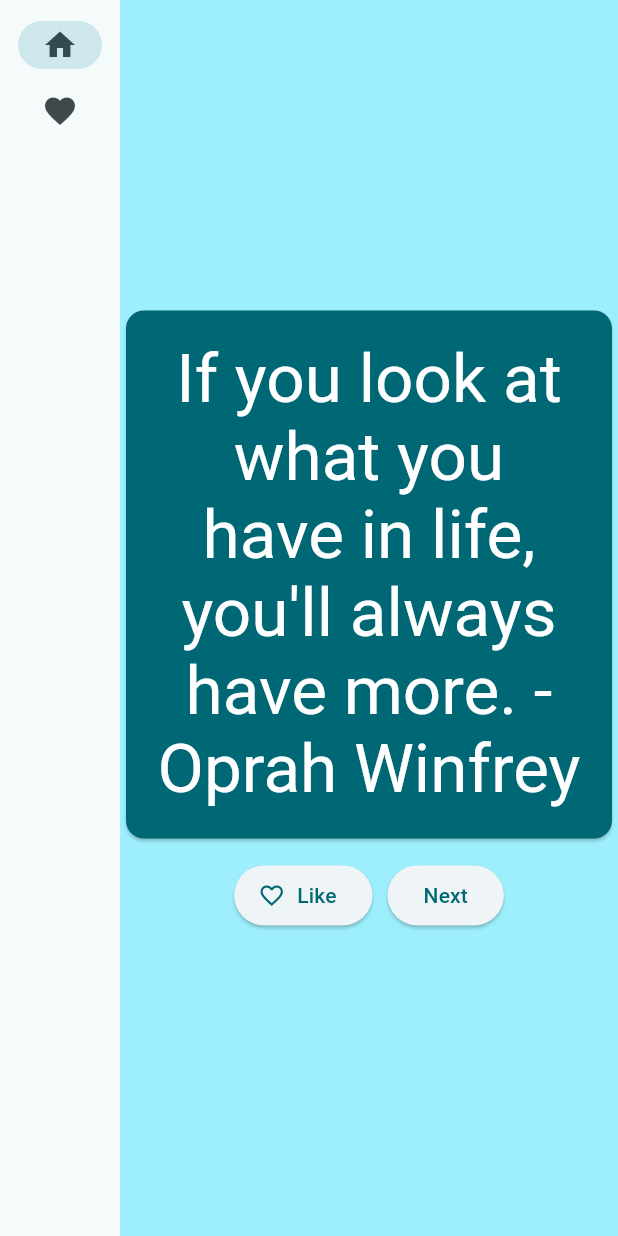
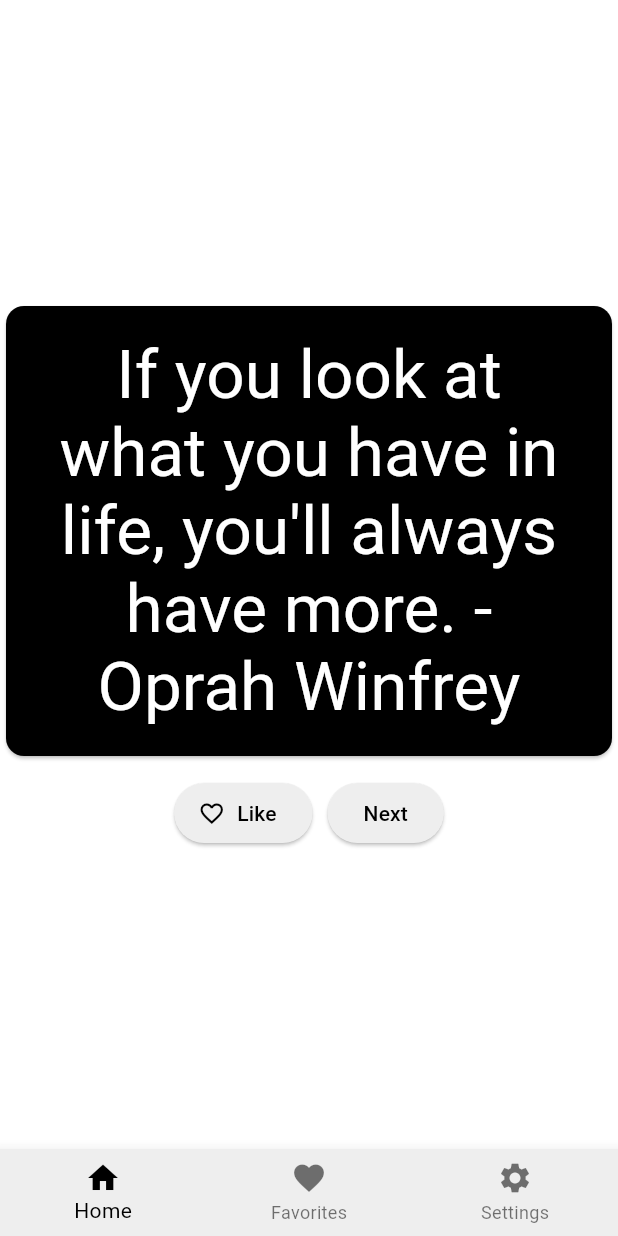
Before and after one commit to MrPhilip7/quotes-flutter, a Flutter app: the screen it shows after launch, on a phone screen of 412 x 824 dp. Run offline on Flutter 3.47's test engine with Material 3 defaults, Android fonts, the phone set to English and light mode, and no system bars.

Commit message:
colors update

```diff
--- a/quotes/lib/main.dart
+++ b/quotes/lib/main.dart
@@ -12,19 +12,52 @@ class MyApp extends StatelessWidget {
   Widget build(BuildContext context) {
     return ChangeNotifierProvider(
       create: (context) => MyAppState(),
-      child: MaterialApp(
-        title: 'Quotes',
-        theme: ThemeData(
-          useMaterial3: true,
-          colorScheme: ColorScheme.fromSeed(seedColor: Colors.white),
-        ),
-        home: MyHomePage(),
+      child: Consumer<MyAppState>(
+        builder: (context, appState, child) {
+          return MaterialApp(
+            title: 'Quotes',
+            theme: ThemeData(
+              brightness: appState.isDarkMode ? Brightness.dark : Brightness.light,
+              primaryColor: appState.isDarkMode ? Colors.black : Colors.white,
+              scaffoldBackgroundColor: appState.isDarkMode ? Colors.black : Colors.white,
+              colorScheme: appState.isDarkMode
+                  ? ColorScheme.dark(
+                      primary: Colors.white,
+                      onPrimary: Colors.black,
+                      secondary: Colors.grey,
+                      onSecondary: Colors.black,
+                      background: Colors.black,
+                      onBackground: Colors.white,
+                      surface: Colors.grey[800]!,
+                      onSurface: Colors.white,
+                    )
+                  : ColorScheme.light(
+                      primary: Colors.black,
+                      onPrimary: Colors.white,
+                      secondary: Colors.grey,
+                      onSecondary: Colors.white,
+                      background: Colors.white,
+                      onBackground: Colors.black,
+                      surface: Colors.grey[200]!,
+                      onSurface: Colors.black,
+                    ),
+            ),
+            home: MyHomePage(),
+          );
+        },
       ),
     );
   }
 }
 
 class MyAppState extends ChangeNotifier {
+  bool isDarkMode = false;
+
+  void toggleTheme() {
+    isDarkMode = !isDarkMode;
+    notifyListeners();
+  }
+
   List<String> quotes = [
     "The greatest glory in living lies not in never falling, but in rising every time we fall. - Nelson Mandela",
     "The way to get started is to quit talking and begin doing. - Walt Disney",
@@ -76,38 +109,44 @@ class _MyHomePageState extends State<MyHomePage> {
       case 1:
         page = LikedPage();
         break;
+      case 2:
+        page = SettingsPage();
+        break;
       default:
         throw UnimplementedError('no widget for $selectedIndex');
     }
 
     return Scaffold(
-      body: Row(
+      body: Column(
         children: [
+          Expanded(
+            child: Container(
+              color: Theme.of(context).colorScheme.background,
+              child: page,
+            ),
+          ),
           SafeArea(
-            child: NavigationRail(
-              extended: false,
-              destinations: [
-                NavigationRailDestination(
+            child: BottomNavigationBar(
+              items: [
+                BottomNavigationBarItem(
                   icon: Icon(Icons.home),
-                  label: Text('Home'),
+                  label: 'Home',
                 ),
-                NavigationRailDestination(
+                BottomNavigationBarItem(
                   icon: Icon(Icons.favorite),
-                  label: Text('Favorites'),
+                  label: 'Favorites',
+                ),
+                BottomNavigationBarItem(
+                  icon: Icon(Icons.settings),
+                  label: 'Settings',
                 ),
               ],
-              selectedIndex: selectedIndex,
-              onDestinationSelected: (value) {
+              currentIndex: selectedIndex,
+              onTap: (value) {
                 setState(() {
                   selectedIndex = value;
                 });
               },
-            ),
-          ),
-          Expanded(
-            child: Container(
-              color: Theme.of(context).colorScheme.primaryContainer,
-              child: page,
             ),
           ),
         ],
@@ -188,6 +227,23 @@ class LikedPage extends StatelessWidget {
   }
 }
 
+class SettingsPage extends StatelessWidget {
+  @override
+  Widget build(BuildContext context) {
+    var appState = context.watch<MyAppState>();
+
+    return Center(
+      child: SwitchListTile(
+        title: Text('Dark Mode'),
+        value: appState.isDarkMode,
+        onChanged: (value) {
+          appState.toggleTheme();
+        },
+      ),
+    );
+  }
+}
+
 class BigCard extends StatelessWidget {
   const BigCard({
     super.key,
```
